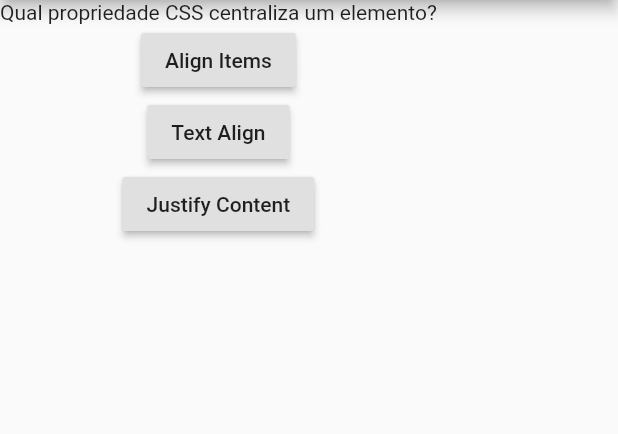
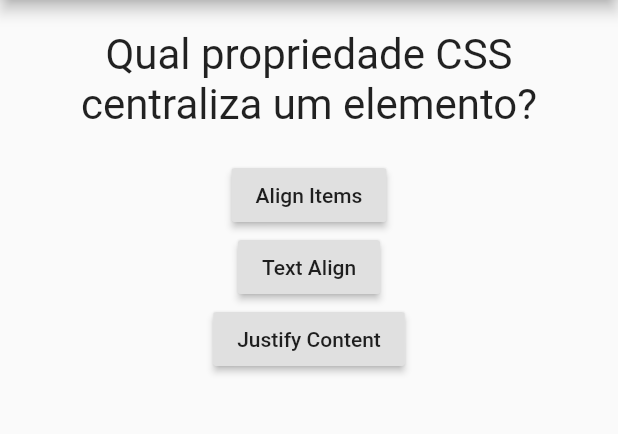
Before and after one commit to airtonferreira/quiz-dev, a Flutter app: the screen it shows after launch, on a phone screen of 412 x 824 dp, the part 84-518 px from its top. Run offline on Flutter 3.47's test engine with Material 2 defaults, Android fonts, the phone set to English and light mode, and no system bars; Roboto replaces fonts that are missing (Monaco).

Commit message:
question component

```diff
--- a/lib/main.dart
+++ b/lib/main.dart
@@ -1,4 +1,5 @@
 import 'package:flutter/material.dart';
+import './question.dart';
 
 main() => runApp(QuizApp());
 
@@ -61,7 +62,7 @@ class _QuizAppState extends State<QuizApp> {
           appBar: AppBar(title: Text('Quiz DEV')),
           body: Column(
             children: <Widget>[
-              Text(questions[_selectedRes]),
+              Question(questions[_selectedRes]),
               RaisedButton(
                 onPressed: () => alignItems(),
                 child: Text('Align Items'),
--- /dev/null
+++ b/lib/question.dart
@@ -0,0 +1,23 @@
+import 'package:flutter/material.dart';
+
+class Question extends StatelessWidget {
+  final String txt;
+
+  Question(this.txt);
+
+  @override
+  Widget build(BuildContext context) {
+    return Container(
+      width: double.infinity,
+      margin: EdgeInsets.all(20),
+      child: Text(
+        txt,
+        style: TextStyle(
+          fontFamily: 'Monaco',
+          fontSize: 28,
+        ),
+        textAlign: TextAlign.center,
+      ),
+    );
+  }
+}
```
